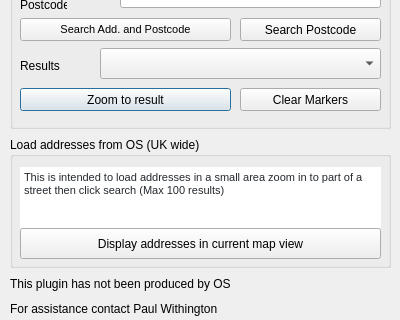
First picture: the form in addresssearch_dialog_base.ui, repository paulwithy/QGIS-OS-Address-Search, before the edit; both pictures show x 0 to 400 and y 302 to 622 of the 400 by 622 pixel window.
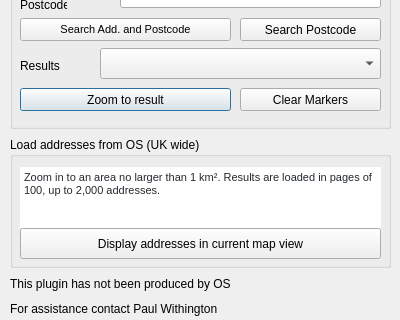
Second picture: the form after the edit.

```diff
--- a/addresssearch_dialog_base.ui
+++ b/addresssearch_dialog_base.ui
@@ -292,7 +292,7 @@
 &lt;html&gt;&lt;head&gt;&lt;meta name=&quot;qrichtext&quot; content=&quot;1&quot; /&gt;&lt;style type=&quot;text/css&quot;&gt;
 p, li { white-space: pre-wrap; }
 &lt;/style&gt;&lt;/head&gt;&lt;body style=&quot; font-family:'MS Shell Dlg 2'; font-size:8.25pt; font-weight:400; font-style:normal;&quot;&gt;
-&lt;p style=&quot; margin-top:12px; margin-bottom:12px; margin-left:0px; margin-right:0px; -qt-block-indent:0; text-indent:0px;&quot;&gt;&lt;span style=&quot; color:#24292e;&quot;&gt;This is intended to load addresses in a small area zoom in to part of a street then click search (Max 100 results)&lt;/span&gt;&lt;/p&gt;&lt;/body&gt;&lt;/html&gt;</string>
+&lt;p style=&quot; margin-top:12px; margin-bottom:12px; margin-left:0px; margin-right:0px; -qt-block-indent:0; text-indent:0px;&quot;&gt;&lt;span style=&quot; color:#24292e;&quot;&gt;Zoom in to an area no larger than 1 km². Results are loaded in pages of 100, up to 2,000 addresses.&lt;/span&gt;&lt;/p&gt;&lt;/body&gt;&lt;/html&gt;</string>
     </property>
     <property name="textInteractionFlags">
      <set>Qt::NoTextInteraction</set>
```
